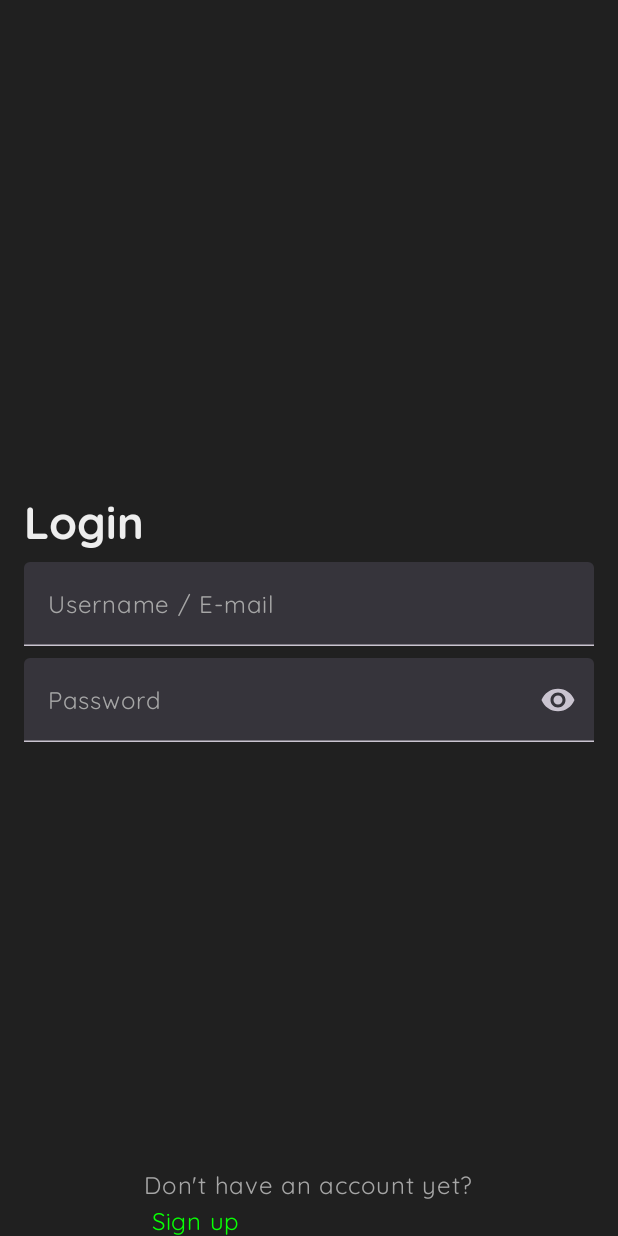
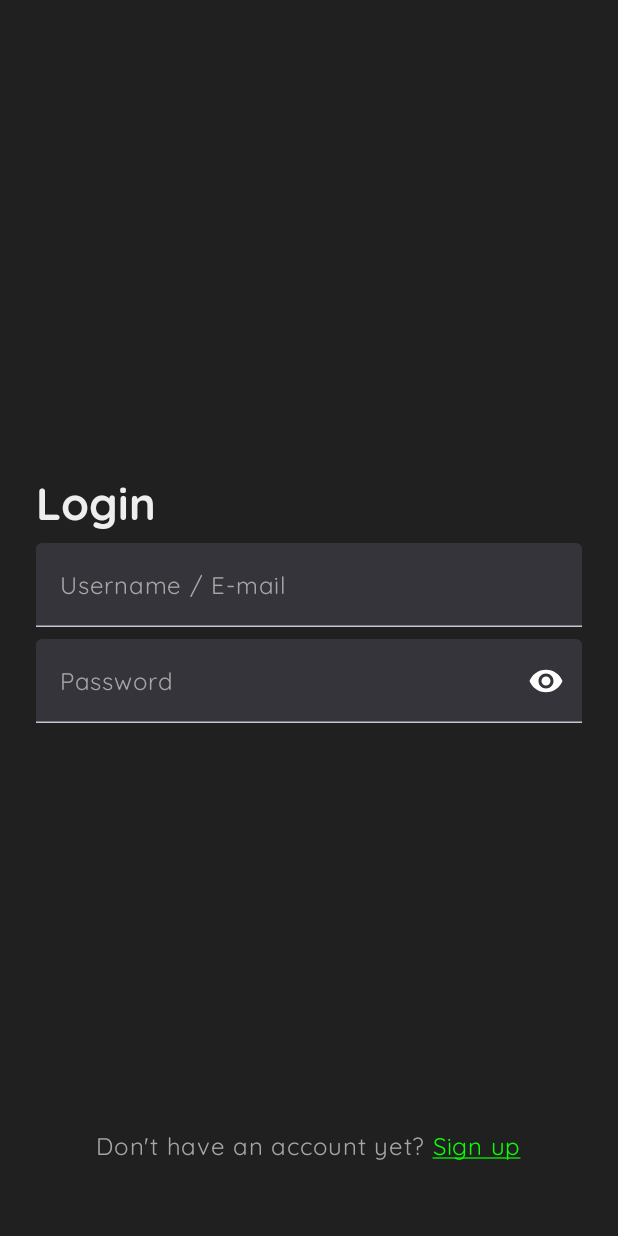
Before and after one commit to adityaSharma6356/SocialNetworkingApp, an Android app built with Jetpack Compose: the screen it shows after launch (MainActivity), on a phone screen of 412 x 824 dp. Run offline under Robolectric (Android 15) with nearby library versions, the phone set to English and light mode, and no system bars; our stand-ins replace Dagger/Hilt's generated code, Timber.

Commit message:
login screen fix

```diff
--- a/app/src/main/java/com/example/socialnetworkapp/SocialNetworkApplication.kt
+++ b/app/src/main/java/com/example/socialnetworkapp/SocialNetworkApplication.kt
@@ -6,7 +6,6 @@ import timber.log.Timber
 
 @HiltAndroidApp
 class SocialNetworkApplication : Application(){
-
     override fun onCreate() {
         super.onCreate()
         Timber.plant(Timber.DebugTree())
--- a/app/src/main/java/com/example/socialnetworkapp/presentation/theme/ui/components/StandardTextField.kt
+++ b/app/src/main/java/com/example/socialnetworkapp/presentation/theme/ui/components/StandardTextField.kt
@@ -1,5 +1,7 @@
 package com.example.socialnetworkapp.presentation.theme.ui.components
 
+import android.health.connect.datatypes.units.Length
+import android.text.style.BackgroundColorSpan
 import androidx.compose.foundation.layout.fillMaxWidth
 import androidx.compose.foundation.text.KeyboardOptions
 import androidx.compose.material.icons.Icons
@@ -10,20 +12,31 @@ import androidx.compose.material3.IconButton
 import androidx.compose.material3.MaterialTheme
 import androidx.compose.material3.Text
 import androidx.compose.material3.TextField
+import androidx.compose.material3.TextFieldColors
+import androidx.compose.material3.TextFieldDefaults
+import androidx.compose.material3.darkColorScheme
 import androidx.compose.runtime.Composable
 import androidx.compose.runtime.getValue
 import androidx.compose.runtime.mutableStateOf
 import androidx.compose.runtime.remember
 import androidx.compose.runtime.setValue
 import androidx.compose.ui.Modifier
+import androidx.compose.ui.graphics.Color
 import androidx.compose.ui.res.stringResource
+import androidx.compose.ui.semantics.semantics
+import androidx.compose.ui.semantics.testTag
 import androidx.compose.ui.text.input.KeyboardType
+import androidx.compose.ui.text.input.PasswordVisualTransformation
+import androidx.compose.ui.text.input.VisualTransformation
 import com.example.socialnetworkapp.R
+import com.example.socialnetworkapp.presentation.theme.ui.theme.TextWhite
 
 @Composable
 fun StandardTextField(
+    modifier: Modifier = Modifier,
     text: String = "",
     hint: String = "",
+    maxLength: Int = 40,
     isError: Boolean =false,
     keyboardType:KeyboardType = KeyboardType.Text,
     onValueChange: (String) -> Unit
@@ -41,7 +54,12 @@ fun StandardTextField(
 
     TextField(
         value = text,
-        onValueChange = onValueChange,
+
+        onValueChange = {
+                        if(it.length <= maxLength){
+                            onValueChange(it)
+                        }
+                        },
         placeholder = {
             Text(text = hint, style = MaterialTheme.typography.bodyLarge)
         },
@@ -50,17 +68,24 @@ fun StandardTextField(
             keyboardType = keyboardType
         ),
         singleLine = true,
+        visualTransformation = if (!isPasswordVisible && isPasswordToggleDisplayed){
+            PasswordVisualTransformation()
+        } else {
+               VisualTransformation.None
+               },
         trailingIcon = {
                        if(isPasswordToggleDisplayed){
                            IconButton(onClick = {
-                               isPasswordVisible = isPasswordVisible
+                               isPasswordVisible = !isPasswordVisible
                            }) {
                                Icon(
                                    imageVector = if (isPasswordVisible) {
-                                                                        Icons.Filled.VisibilityOff
-                                   }else{
+                                        Icons.Filled.VisibilityOff
+                                   }
+                                   else{
                                         Icons.Filled.Visibility
-                                        },
+                                       },
+                                   tint = Color.White,
                                    contentDescription = if(isPasswordVisible){
                                             stringResource(id = R.string.password_visible_content_description)
                                    } else{
@@ -70,8 +95,8 @@ fun StandardTextField(
 
                            }
                        }
-
         },
-        modifier = Modifier.fillMaxWidth()
+        modifier = Modifier
+            .fillMaxWidth()
     )
 }
--- a/app/src/main/java/com/example/socialnetworkapp/presentation/theme/ui/login/LoginScreen.kt
+++ b/app/src/main/java/com/example/socialnetworkapp/presentation/theme/ui/login/LoginScreen.kt
@@ -15,15 +15,19 @@ import androidx.compose.ui.Alignment
 import androidx.compose.ui.Modifier
 import androidx.compose.ui.graphics.Color
 import androidx.compose.ui.res.stringResource
+import androidx.compose.ui.text.AnnotatedString
 import androidx.compose.ui.text.SpanStyle
 import androidx.compose.ui.text.TextStyle
 import androidx.compose.ui.text.buildAnnotatedString
 import androidx.compose.ui.text.input.KeyboardType
+import androidx.compose.ui.text.style.TextDecoration
 import androidx.compose.ui.text.withStyle
+import androidx.compose.ui.unit.dp
 import androidx.hilt.navigation.compose.hiltViewModel
 import androidx.navigation.NavController
 import com.example.socialnetworkapp.R
 import com.example.socialnetworkapp.presentation.theme.ui.components.StandardTextField
+import com.example.socialnetworkapp.presentation.theme.ui.theme.SpaceLarge
 import com.example.socialnetworkapp.presentation.theme.ui.theme.SpaceMedium
 import com.example.socialnetworkapp.presentation.theme.ui.theme.SpaceSmall
 
@@ -34,12 +38,19 @@ fun LoginScreen(
     viewModel: LoginViewModel = hiltViewModel()
 ){
 
-    Box(modifier = Modifier.fillMaxSize()){
+    Box(modifier = Modifier
+        .fillMaxSize()
+        .padding(
+            start = SpaceLarge,
+            end = SpaceLarge,
+            top = SpaceLarge,
+            bottom = 50.dp
+        )
+    ){
         Column(
             verticalArrangement = Arrangement.Center,
             modifier = Modifier
                 .fillMaxSize()
-                .padding(SpaceMedium)
                 .align(Alignment.Center),
 
         ){
@@ -63,16 +74,22 @@ fun LoginScreen(
                 keyboardType = KeyboardType.Password
             )
         }
+
         Text(
             text = buildAnnotatedString {
                 append(stringResource(id = R.string.dont_have_an_account_yet))
                 append(" ")
+
+
                 val signUpText = stringResource(id = R.string.sign_up)
                 withStyle(style = SpanStyle(
-                    color = MaterialTheme.colorScheme.primary
+                    color = MaterialTheme.colorScheme.primary,
+                    textDecoration = TextDecoration.Underline
                 ) ){
                     append(signUpText)
                 }
+
+
             },
             style = MaterialTheme.typography.bodyLarge,
             modifier = Modifier.align(Alignment.BottomCenter)
--- /dev/null
+++ b/app/src/main/java/com/example/socialnetworkapp/presentation/theme/ui/register/RegisterScreen.kt
@@ -0,0 +1 @@
+package com.example.socialnetworkapp.presentation.theme.ui.register
--- a/app/src/main/java/com/example/socialnetworkapp/presentation/theme/ui/splash/SplashScreen.kt
+++ b/app/src/main/java/com/example/socialnetworkapp/presentation/theme/ui/splash/SplashScreen.kt
@@ -17,12 +17,17 @@ import androidx.navigation.NavController
 import com.example.socialnetworkapp.R
 import com.example.socialnetworkapp.presentation.theme.ui.util.Screen
 import com.example.socialnetworkapp.util.Constant
+import kotlinx.coroutines.CloseableCoroutineDispatcher
+import kotlinx.coroutines.CoroutineDispatcher
 import kotlinx.coroutines.Delay
+import kotlinx.coroutines.Dispatchers
 import kotlinx.coroutines.delay
+import kotlinx.coroutines.withContext
 
 @Composable
 fun SplashScreen(
-    navController: NavController
+    navController: NavController,
+    dispatcher: CoroutineDispatcher = Dispatchers.Main
 ){
     val scale = remember{
         androidx.compose.animation.core.Animatable(0f)
@@ -32,6 +37,7 @@ fun SplashScreen(
         OvershootInterpolator(2f)
     }
     LaunchedEffect(key1 = true){
+        withContext(dispatcher){
             scale.animateTo(
                 targetValue = 0.5f,
                 animationSpec = tween(
@@ -45,7 +51,7 @@ fun SplashScreen(
             delay(Constant.SPLASH_SCREEN_DURATION)
             navController.popBackStack()
             navController.navigate(Screen.LoginScreen.route)
-
+        }
     }
 
 
--- a/app/src/main/res/values/strings.xml
+++ b/app/src/main/res/values/strings.xml
@@ -5,6 +5,6 @@
     <string name="login_hint">Username / E-mail</string>
     <string name="password_visible_content_description">Hide password\n</string>
     <string name="password_hidden_content_description">Show password\n</string>
-    <string name="dont_have_an_account_yet">Don\'t have an account yet?\n</string>
+    <string name="dont_have_an_account_yet">Don\'t have an account yet?</string>
     <string name="sign_up">Sign up</string>
 </resources>
```
Lines whose indentation alone changed are shown as unchanged.
